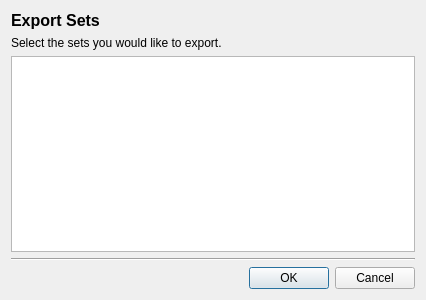
Qt form data/ui/exportSets.ui (stewartadam/fwbackups) before a commit.
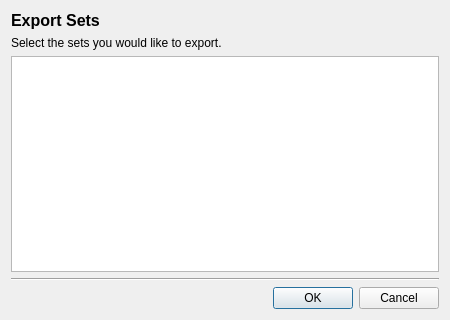
The same form after that commit. Icons and pictures are not drawn.

```diff
--- a/data/ui/exportSets.ui
+++ b/data/ui/exportSets.ui
@@ -6,10 +6,16 @@
    <rect>
     <x>0</x>
     <y>0</y>
-    <width>426</width>
-    <height>300</height>
+    <width>450</width>
+    <height>320</height>
    </rect>
   </property>
+  <property name="minimumSize">
+   <size>
+    <width>450</width>
+    <height>0</height>
+   </size>
+  </property>
   <property name="windowTitle">
    <string>Dialog</string>
   </property>
```
Left out of the diff: 2 changed lines with no effect on the pictures.
